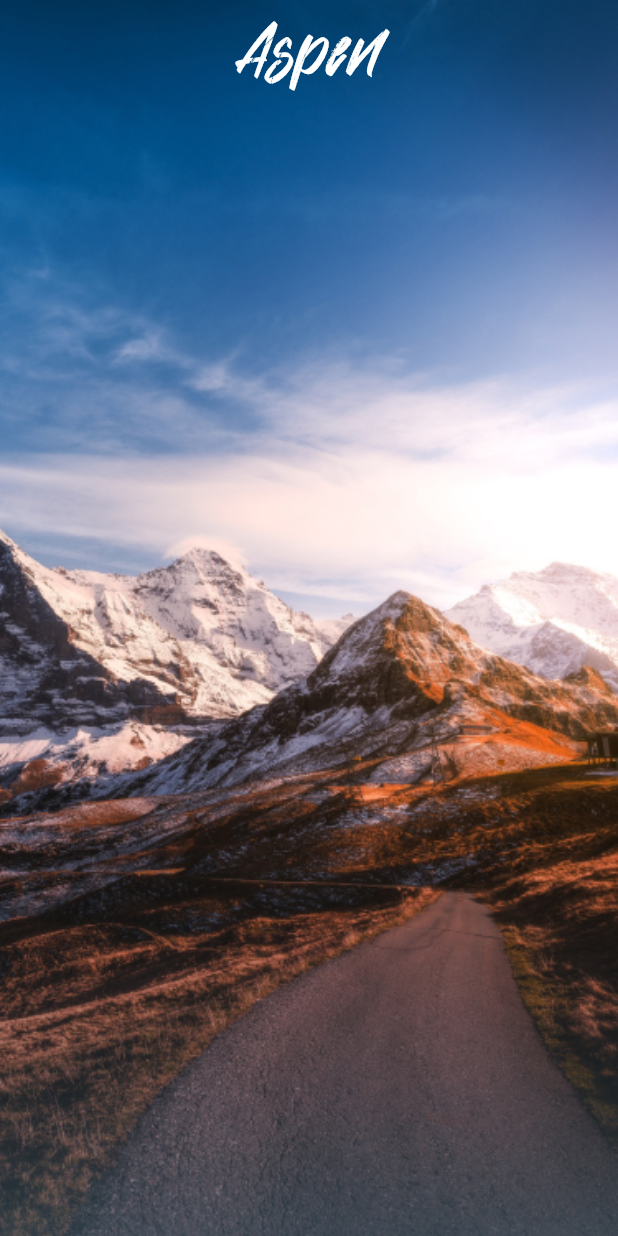
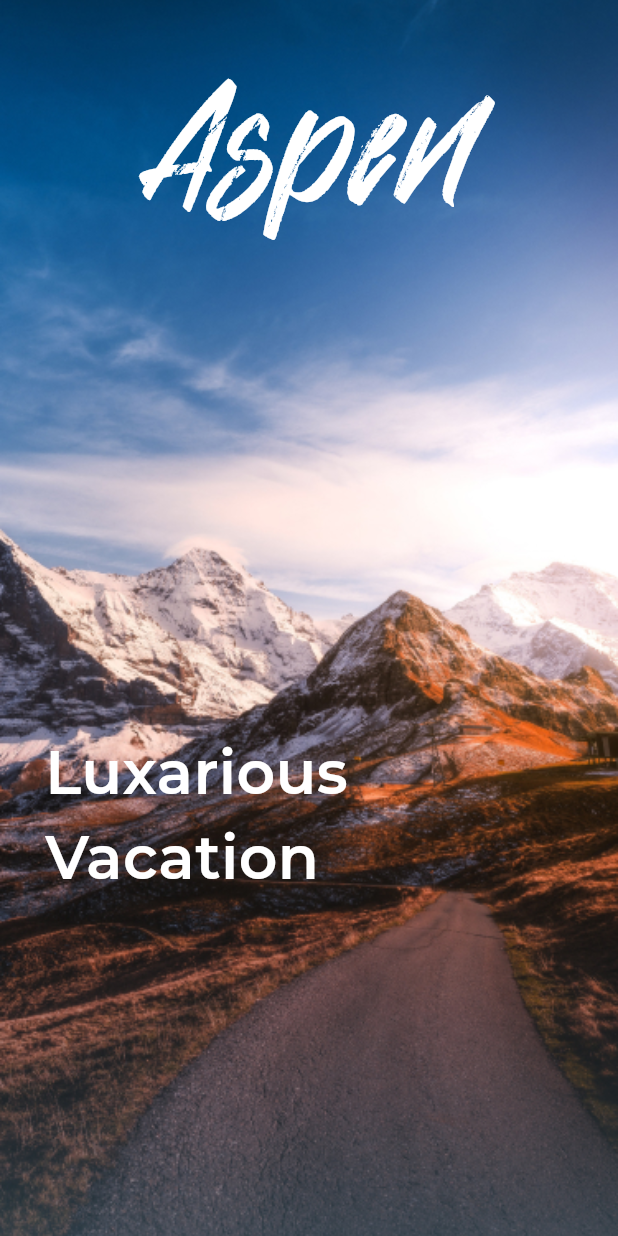
Before and after one commit to takiul-sumon/Travel-App, a Flutter app: the screen it shows after launch, on a phone screen of 412 x 824 dp. Run offline on Flutter 3.47's test engine with Material 3 defaults, Android fonts, the phone set to English and light mode, and no system bars.

Commit message:
Font Vacation

```diff
--- a/lib/Splash_Screan.dart
+++ b/lib/Splash_Screan.dart
@@ -13,16 +13,50 @@ class Splash_Screan extends StatelessWidget {
             fit: BoxFit.cover,
           ),
         ),
-        child: Column(
+        child: const Column(
+          // mainAxisAlignment: MainAxisAlignment.center,
+          crossAxisAlignment: CrossAxisAlignment.start,
           children: [
+            SizedBox(
+              height: 20,
+            ),
             Align(
+              // widthFactor: .5,
               alignment: Alignment.center,
               child: Text(
                 'Aspen',
                 style: TextStyle(
-                    fontSize: 50, color: Colors.white, fontFamily: 'Hiatus'),
+                    fontSize: 116, color: Colors.white, fontFamily: 'Hiatus'),
               ),
             ),
+            SizedBox(
+              height: 300,
+            ),
+            Row(
+              children: [
+                SizedBox(
+                  width: 30,
+                ),
+                Text(
+                  'Luxarious\nVacation',
+                  style: TextStyle(
+                      fontSize: 40,
+                      color: Colors.white,
+                      fontFamily: 'Montserrat-SemiBold',
+                      fontWeight: FontWeight.bold),
+                )
+              ],
+            )
+
+            // ),
+            // Positioned(child: Text(
+            //     'Aspen',
+            //     style: TextStyle(
+            //         fontSize: 116, color: Colors.white, fontFamily: 'Hiatus'),
+            //   ),
+            //   left: 260,top: 126,)
+
+            // Padding(padding: EdgeInsets.fromLTRB(263, 126, 0, 0)),
           ],
         ),
       ),
```
Also changed, not shown: pubspec.yaml (+15 -3 lines), assets/fonts/Montserrat-Regular.ttf (added), assets/fonts/Montserrat-SemiBold.ttf (added), assets/fonts/Montserrat.ttf (added).
